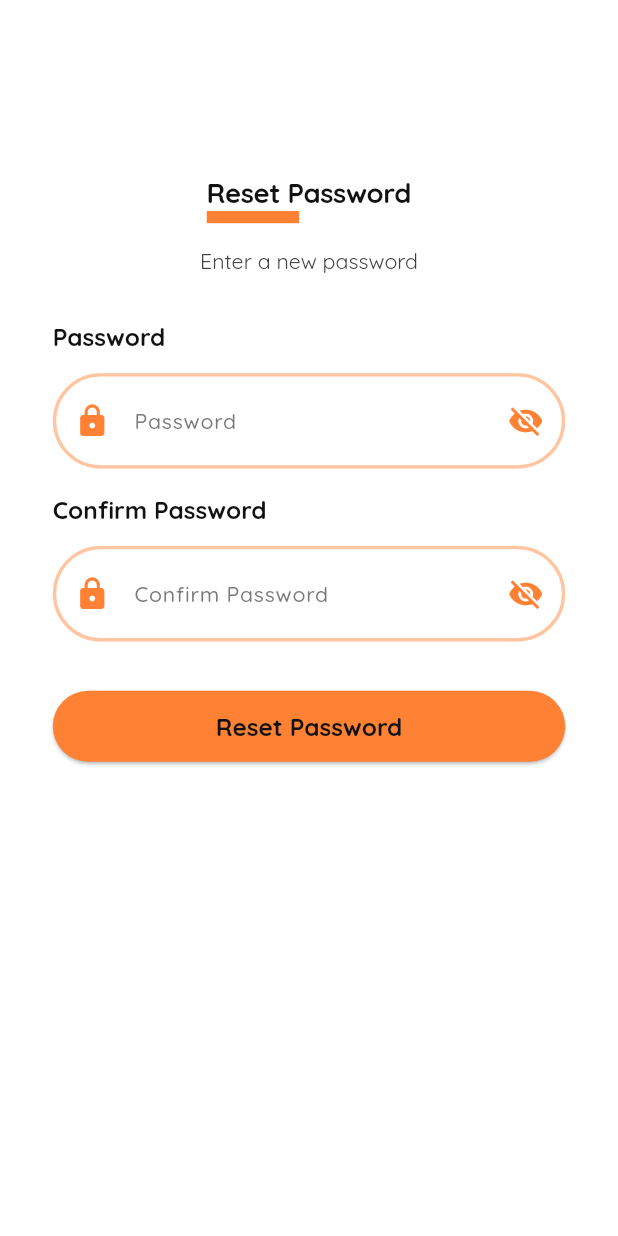
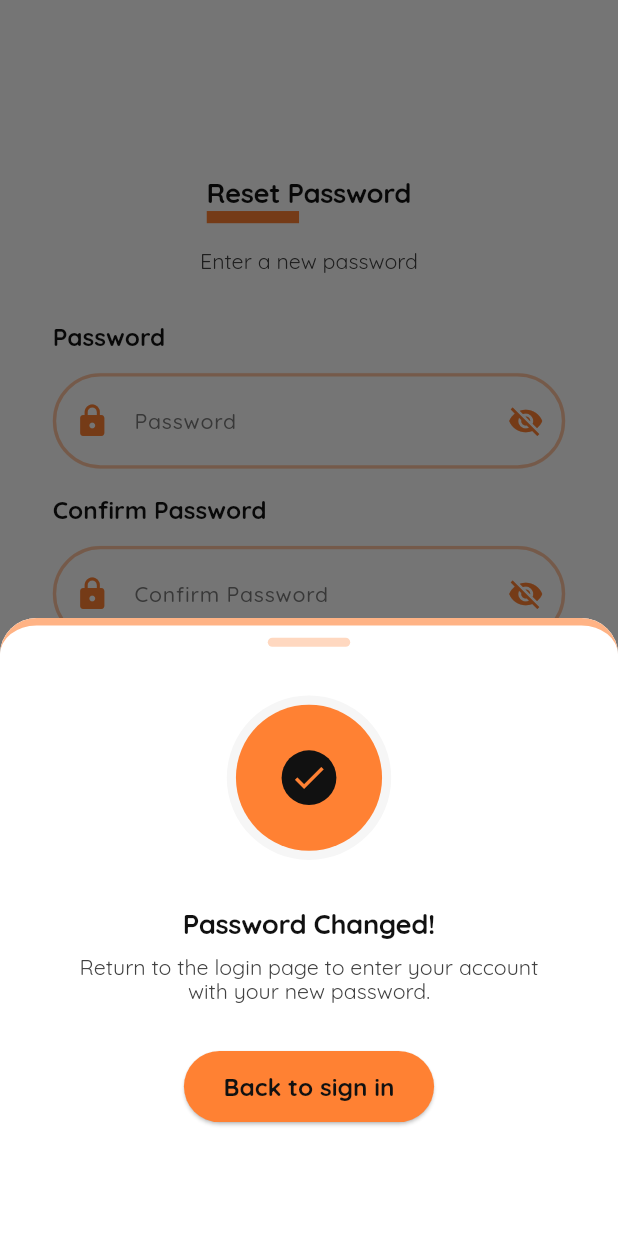
Before and after one commit to bdCalling-Sdt-hub/car_rental_albaryde, a Flutter app: the ResetPasswordPage screen opened directly, after a tap on "Reset Password", on a phone screen of 412 x 824 dp. Run offline on Flutter 3.47's test engine with Material 3 defaults, Android fonts, the phone set to English and light mode, and no system bars; our stand-ins replace flutter_screenutil, flutter_svg, get, pin_code_fields.

Commit message:
UI: user auth with validation and controller

```diff
--- a/lib/utilities/app_strings.dart
+++ b/lib/utilities/app_strings.dart
@@ -35,14 +35,27 @@ class AppString {
       'Please Enter Your Email Address to Reset Password';
   static const String sendOTP = 'Send Otp';
 
+  //============================Verify Email Page=======================================>
+  static const String verifyEmail = 'Verify Email';
+  static const String pleaseCheckYourEmailAndEnterTheCode =
+      'Please check your email and enter the code';
+  static const String didNotReceiveCode = 'Didn’t receive code?';
+  static const String resendIt = 'Resend it';
+
   //============================Reset Password Page=======================================>
   static const String resetPassword = 'Reset Password';
   static const String enterANewPassword = 'Enter a new password';
 
+  //============================Toaster String=======================================>
+  static const String passwordsDoNotMatch = 'Passwords do not match !!';
+
   //============================Reset Password Modal=======================================>
   static const String passwordChanged = 'Password Changed!';
-  static const String backToSignIn  = 'Back to sign in';
+  static const String backToSignIn = 'Back to sign in';
   static const String
   returnToTheLoginPageToEnterYourAccountWithYourNewPassword =
       'Return to the login page to enter your account with your new password.';
+
+  //============================Validator  String=======================================>
+  static const String pleaseEnterYour = 'Please Enter Your';
 }
--- a/lib/views/base/components/custom_text_field.dart
+++ b/lib/views/base/components/custom_text_field.dart
@@ -10,6 +10,7 @@ class MyTextFormFieldWithIcon extends StatefulWidget {
   final TextEditingController? controller;
   final ValueChanged<String>? onChanged;
   final FormFieldValidator<String>? validator;
+  final TextInputType? keyBoardType;
 
   const MyTextFormFieldWithIcon({
     super.key,
@@ -20,6 +21,7 @@ class MyTextFormFieldWithIcon extends StatefulWidget {
     this.controller,
     this.onChanged,
     this.validator,
+    this.keyBoardType,
   });
 
   @override
@@ -41,6 +43,7 @@ class _MyTextFormFieldWithIconState extends State<MyTextFormFieldWithIcon> {
       ),
       child: TextFormField(
         controller: widget.controller,
+        keyboardType: widget.keyBoardType,
         obscureText: widget.isPassword ? _obscureText : false,
         onChanged: widget.onChanged,
         decoration: InputDecoration(
--- a/lib/views/base/widgets/app_custom_textfield.dart
+++ b/lib/views/base/widgets/app_custom_textfield.dart
@@ -2,8 +2,8 @@ import 'package:flutter/material.dart';
 import 'package:flutter_screenutil/flutter_screenutil.dart';
 import 'package:untitled/utilities/app_colors.dart';
 
-class AppCustomTextField extends StatelessWidget {
-  const AppCustomTextField({super.key, this.containerChild});
+class AppCustomContainerField extends StatelessWidget {
+  const AppCustomContainerField({super.key, this.containerChild});
 
   final Widget? containerChild;
 
--- a/lib/views/screens/reset_password.dart
+++ b/lib/views/screens/reset_password.dart
@@ -11,17 +11,21 @@ import '../base/components/custom_text_field.dart';
 import '../base/widgets/app_custom_modal.dart';
 import '../base/widgets/app_custom_textfield.dart';
 
-class ResetPasswordPage extends StatelessWidget {
+class ResetPasswordPage extends StatefulWidget {
   const ResetPasswordPage({super.key});
 
   @override
+  State<ResetPasswordPage> createState() => _ResetPasswordPageState();
+}
+
+class _ResetPasswordPageState extends State<ResetPasswordPage> {
+  final TextEditingController _resetPassTEController = TextEditingController();
+  final TextEditingController _confirmPassTeController =
+      TextEditingController();
+  final GlobalKey<FormState> _formKey = GlobalKey<FormState>();
+
+  @override
   Widget build(BuildContext context) {
-    final TextEditingController _resetPassTEController =
-        TextEditingController();
-    final TextEditingController _confirmPassTeController =
-        TextEditingController();
-
-    final GlobalKey<FormState> _formKey = GlobalKey<FormState>();
     return Scaffold(
       body: SafeArea(
         child: SingleChildScrollView(
@@ -60,7 +64,7 @@ class ResetPasswordPage extends StatelessWidget {
                     style: Theme.of(context).textTheme.headlineMedium,
                   ),
                   SizedBox(height: 14.h),
-                  AppCustomTextField(
+                  AppCustomContainerField(
                     containerChild: MyTextFormFieldWithIcon(
                       isPassword: true,
                       formHintText: AppString.password,
@@ -69,6 +73,12 @@ class ResetPasswordPage extends StatelessWidget {
                         color: AppColors.primaryColor,
                       ),
                       controller: _resetPassTEController,
+                      validator: (String? value) {
+                        if (value?.isEmpty ?? true) {
+                          return '${AppString.pleaseEnterYour} Password !!';
+                        }
+                        return null;
+                      },
                     ),
                   ),
 
@@ -78,7 +88,7 @@ class ResetPasswordPage extends StatelessWidget {
                     style: Theme.of(context).textTheme.headlineMedium,
                   ),
                   SizedBox(height: 14.h),
-                  AppCustomTextField(
+                  AppCustomContainerField(
                     containerChild: MyTextFormFieldWithIcon(
                       isPassword: true,
                       formHintText: AppString.confirmPassword,
@@ -87,6 +97,12 @@ class ResetPasswordPage extends StatelessWidget {
                         color: AppColors.primaryColor,
                       ),
                       controller: _confirmPassTeController,
+                      validator: (String? value) {
+                        if (value?.isEmpty ?? true) {
+                          return '${AppString.pleaseEnterYour} Password again !!';
+                        }
+                        return null;
+                      },
                     ),
                   ),
 
@@ -96,19 +112,18 @@ class ResetPasswordPage extends StatelessWidget {
                     child: ElevatedButton(
                       onPressed: () {
                         FocusScope.of(context).unfocus();
-                        // TODO: Reset pass logic
-                        if (_resetPassTEController.text.trim() ==
+                        clearingTextField();
+                        if (_resetPassTEController.text.trim() !=
                             _confirmPassTeController.text.trim()) {
                           CustomToast().showToast(
                             context: context,
-                            message: 'Pasasdfsdfsdwords do not match !!',
+                            message: AppString.passwordsDoNotMatch,
                             isError: true,
                           );
                           return;
                         }
-
-
-
+                        // TODO: password Reset logic
+                        // if (_formKey.currentState!.validate()) {}
                         showModalBottomSheet(
                           context: context,
                           shape: RoundedRectangleBorder(
@@ -119,7 +134,11 @@ class ResetPasswordPage extends StatelessWidget {
                           builder: (BuildContext context) {
                             return AppCustomModal();
                           },
-                        );
+                        ).whenComplete(() {
+                          // This callback is called when the modal is dismissed
+                          FocusScope.of(context).unfocus();
+                        });
+                        ;
                       },
                       child: Text(
                         AppString.resetPassword,
@@ -135,4 +154,16 @@ class ResetPasswordPage extends StatelessWidget {
       ),
     );
   }
+
+  void clearingTextField() {
+    _resetPassTEController.clear();
+    _confirmPassTeController.clear();
+  }
+
+  @override
+  void dispose() {
+    _confirmPassTeController.dispose();
+    _resetPassTEController.dispose();
+    super.dispose();
+  }
 }
--- a/lib/views/screens/sign_in_page.dart
+++ b/lib/views/screens/sign_in_page.dart
@@ -73,7 +73,7 @@ class _SignInPageState extends State<SignInPage> {
                     style: Theme.of(context).textTheme.headlineMedium,
                   ),
                   SizedBox(height: 14.h),
-                  AppCustomTextField(
+                  AppCustomContainerField(
                     containerChild: MyTextFormFieldWithIcon(
                       formHintText: AppString.enterEmail,
                       prefixIcon: Icon(
@@ -81,6 +81,12 @@ class _SignInPageState extends State<SignInPage> {
                         color: AppColors.primaryColor,
                       ),
                       controller: _emailTEController,
+                      validator: (String? value) {
+                        if (value?.isEmpty ?? true) {
+                          return '${AppString.pleaseEnterYour} Email !!';
+                        }
+                        return null;
+                      },
                       onChanged: (value) {
                         print("Email Input: $value");
                       },
@@ -93,7 +99,7 @@ class _SignInPageState extends State<SignInPage> {
                     style: Theme.of(context).textTheme.headlineMedium,
                   ),
                   SizedBox(height: 14.h),
-                  AppCustomTextField(
+                  AppCustomContainerField(
                     containerChild: MyTextFormFieldWithIcon(
                       isPassword: true,
                       formHintText: AppString.enterPassword,
@@ -102,6 +108,12 @@ class _SignInPageState extends State<SignInPage> {
                         color: AppColors.primaryColor,
                       ),
                       controller: _passwordTEController,
+                      validator: (String? value) {
+                        if (value?.isEmpty ?? true) {
+                          return '${AppString.pleaseEnterYour} Password !!';
+                        }
+                        return null;
+                      },
 
                       onChanged: (value) {
                         print("Email Input: $value");
--- a/lib/views/screens/sign_up_page.dart
+++ b/lib/views/screens/sign_up_page.dart
@@ -68,7 +68,7 @@ class _SignUPPageState extends State<SignUPPage> {
                     style: Theme.of(context).textTheme.headlineMedium,
                   ),
                   SizedBox(height: 14.h),
-                  AppCustomTextField(
+                  AppCustomContainerField(
                     containerChild: MyTextFormFieldWithIcon(
                       formHintText: AppString.enterUserName,
                       prefixIcon: Icon(
@@ -76,6 +76,12 @@ class _SignUPPageState extends State<SignUPPage> {
                         color: AppColors.primaryColor,
                       ),
                       controller: _userNameTEController,
+                      validator: (String? value) {
+                        if (value?.isEmpty ?? true) {
+                          return '${AppString.pleaseEnterYour} User Name !!';
+                        }
+                        return null;
+                      },
                     ),
                   ),
                   SizedBox(height: 16.h),
@@ -84,7 +90,7 @@ class _SignUPPageState extends State<SignUPPage> {
                     style: Theme.of(context).textTheme.headlineMedium,
                   ),
                   SizedBox(height: 14.h),
-                  AppCustomTextField(
+                  AppCustomContainerField(
                     containerChild: MyTextFormFieldWithIcon(
                       formHintText: AppString.enterEmail,
                       prefixIcon: Icon(
@@ -92,6 +98,12 @@ class _SignUPPageState extends State<SignUPPage> {
                         color: AppColors.primaryColor,
                       ),
                       controller: _emailTEController,
+                      validator: (String? value) {
+                        if (value?.isEmpty ?? true) {
+                          return '${AppString.pleaseEnterYour} Email !!';
+                        }
+                        return null;
+                      },
                     ),
                   ),
                   SizedBox(height: 16.h),
@@ -100,14 +112,21 @@ class _SignUPPageState extends State<SignUPPage> {
                     style: Theme.of(context).textTheme.headlineMedium,
                   ),
                   SizedBox(height: 14.h),
-                  AppCustomTextField(
+                  AppCustomContainerField(
                     containerChild: MyTextFormFieldWithIcon(
                       formHintText: AppString.phoneNumberHintText,
+                      keyBoardType: TextInputType.number,
                       prefixIcon: Icon(
                         Icons.phone,
                         color: AppColors.primaryColor,
                       ),
                       controller: _phoneTEController,
+                      validator: (String? value) {
+                        if (value?.isEmpty ?? true) {
+                          return '${AppString.pleaseEnterYour} Phone Number !!';
+                        }
+                        return null;
+                      },
                     ),
                   ),
                   SizedBox(height: 16.h),
@@ -116,7 +135,7 @@ class _SignUPPageState extends State<SignUPPage> {
                     style: Theme.of(context).textTheme.headlineMedium,
                   ),
                   SizedBox(height: 14.h),
-                  AppCustomTextField(
+                  AppCustomContainerField(
                     containerChild: MyTextFormFieldWithIcon(
                       isPassword: true,
                       formHintText: AppString.enterPassword,
@@ -125,6 +144,12 @@ class _SignUPPageState extends State<SignUPPage> {
                         color: AppColors.primaryColor,
                       ),
                       controller: _passwordTEController,
+                      validator: (String? value) {
+                        if (value?.isEmpty ?? true) {
+                          return '${AppString.pleaseEnterYour} Password !!';
+                        }
+                        return null;
+                      },
                     ),
                   ),
                   Text(
@@ -132,7 +157,7 @@ class _SignUPPageState extends State<SignUPPage> {
                     style: Theme.of(context).textTheme.headlineMedium,
                   ),
                   SizedBox(height: 14.h),
-                  AppCustomTextField(
+                  AppCustomContainerField(
                     containerChild: MyTextFormFieldWithIcon(
                       isPassword: true,
                       formHintText: AppString.confirmPassword,
@@ -141,6 +166,12 @@ class _SignUPPageState extends State<SignUPPage> {
                         color: AppColors.primaryColor,
                       ),
                       controller: _confirmPasswordTEController,
+                      validator: (String? value) {
+                        if (value?.isEmpty ?? true) {
+                          return '${AppString.pleaseEnterYour} Password again !!';
+                        }
+                        return null;
+                      },
                     ),
                   ),
                   SizedBox(height: 32.h),
@@ -185,7 +216,7 @@ class _SignUPPageState extends State<SignUPPage> {
                           });
 
                           // TODO: Sign up logic
-                          // After form validation and submission, you can proceed with navigation or other actions.
+                          // if (_formKey.currentState!.validate()) {}
                         }
                       },
                       child: Text(
--- a/pubspec.yaml
+++ b/pubspec.yaml
@@ -41,6 +41,8 @@ dependencies:
   flutter_svg: ^2.0.17
   #for caching image
   cached_network_image: ^3.4.1
+  #for pin code fields :
+  pin_code_fields: ^8.0.1
 
 
 
```
Also changed, not shown: lib/main.dart (+8 -1 lines), lib/views/base/custom_pin_code_field.dart (added, +39 -0 lines), lib/views/screens/forgot_password_page.dart (+36 -5 lines), lib/views/screens/onboarding_screen.dart (deleted, +0 -65 lines), lib/views/screens/verify_mail.dart (+176 -0 lines), pubspec.lock, 1 other file.
